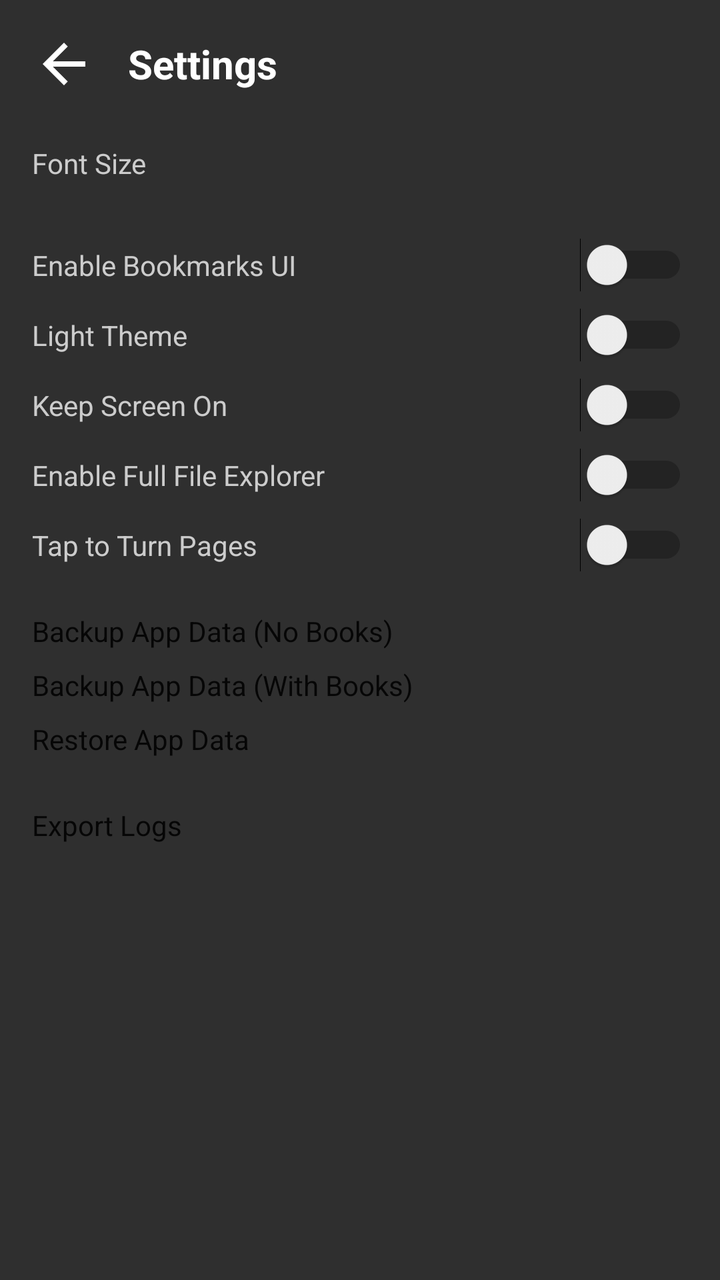
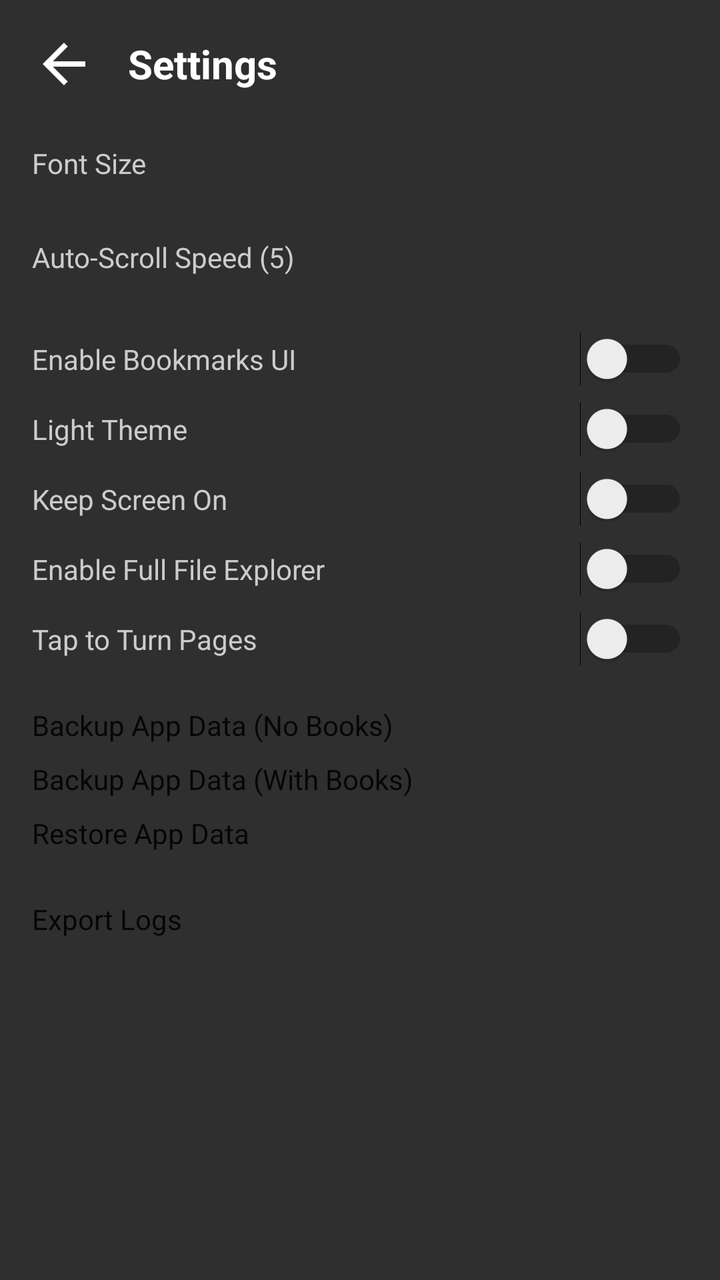

The first picture is an Android layout as it rendered before a commit; the second is the same layout after the commit. The layout source and the unified diff follow.
<!-- AndroidManifest.xml: application theme Theme.LiteReader -->
<!-- res/layout/overlay_settings.xml -->
<?xml version="1.0" encoding="utf-8"?>
<FrameLayout xmlns:android="http://schemas.android.com/apk/res/android"
    android:layout_width="match_parent"
    android:layout_height="match_parent"
    android:background="#DD111111">
    <ScrollView
        android:layout_width="match_parent"
        android:layout_height="match_parent">
        <LinearLayout
            android:layout_width="match_parent"
            android:layout_height="wrap_content"
            android:orientation="vertical"
            android:padding="16dp">
            
            <LinearLayout
                android:id="@+id/settings_header"
                android:layout_width="match_parent"
                android:layout_height="wrap_content"
                android:orientation="horizontal"
                android:gravity="center_vertical"
                android:layout_marginBottom="16dp">
                <ImageButton
                    android:id="@+id/btn_settings_back"
                    android:layout_width="32dp"
                    android:layout_height="32dp"
                    android:background="@android:color/transparent"
                    android:src="@drawable/ic_arrow_back"
                    android:tint="#FFFFFF"
                    android:scaleType="fitCenter" />
                <TextView 
                    android:layout_width="wrap_content" 
                    android:layout_height="wrap_content" 
                    android:text="Settings" 
                    android:textColor="#FFF" 
                    android:textSize="20sp" 
                    android:textStyle="bold"
                    android:layout_marginStart="16dp"/>
            </LinearLayout>
            
            <TextView android:layout_width="wrap_content" android:layout_height="wrap_content" android:text="Font Size" android:textColor="#CCC" android:layout_marginTop="8dp"/>
            <SeekBar android:id="@+id/seek_font_size" android:layout_width="match_parent" android:layout_height="wrap_content" android:max="40" android:progress="18" android:paddingTop="8dp" android:paddingBottom="16dp"/>
            
            <Switch android:id="@+id/switch_bookmarks" android:layout_width="match_parent" android:layout_height="wrap_content" android:text="Enable Bookmarks UI" android:textColor="#CCC" android:paddingVertical="8dp"/>
            <Switch android:id="@+id/switch_theme" android:layout_width="match_parent" android:layout_height="wrap_content" android:text="Light Theme" android:textColor="#CCC" android:paddingVertical="8dp"/>
            
            <Switch android:id="@+id/switch_keep_screen_on" android:layout_width="match_parent" android:layout_height="wrap_content" android:text="Keep Screen On" android:textColor="#CCC" android:paddingVertical="8dp"/>
            
            <Switch android:id="@+id/switch_scoped_dir" android:layout_width="match_parent" android:layout_height="wrap_content" android:text="Enable Full File Explorer" android:textColor="#CCC" android:paddingVertical="8dp"/>
            
            <Switch android:id="@+id/switch_tap_to_turn" android:layout_width="match_parent" android:layout_height="wrap_content" android:text="Tap to Turn Pages" android:textColor="#CCC" android:paddingVertical="8dp"/>
            
            <Button android:id="@+id/btn_backup_data" android:layout_width="match_parent" android:layout_height="wrap_content" android:text="Backup App Data (No Books)" android:layout_marginTop="16dp"/>
            <Button android:id="@+id/btn_backup_data_books" android:layout_width="match_parent" android:layout_height="wrap_content" android:text="Backup App Data (With Books)" android:layout_marginTop="8dp"/>
            <Button android:id="@+id/btn_restore_data" android:layout_width="match_parent" android:layout_height="wrap_content" android:text="Restore App Data" android:layout_marginTop="8dp"/>
            
            <Button android:id="@+id/btn_export_logs" android:layout_width="match_parent" android:layout_height="wrap_content" android:text="Export Logs" android:layout_marginTop="24dp"/>
        </LinearLayout>
    </ScrollView>
</FrameLayout>
<!-- resources referenced by this layout -->
<resources>
  <!-- drawable ic_arrow_back (drawable) -->
  <?xml version="1.0" encoding="utf-8"?>
  <vector xmlns:android="http://schemas.android.com/apk/res/android"
      android:width="24dp"
      android:height="24dp"
      android:viewportWidth="24"
      android:viewportHeight="24">
      <path
          android:fillColor="#FFFFFF"
          android:pathData="M20,11H7.83l5.59,-5.59L12,4l-8,8 8,8 1.41,-1.41L7.83,13H20v-2z"/>
  </vector>
  <style name="Theme.LiteReader" parent="android:Theme.Material.Light.NoActionBar" />
</resources>

<!-- the commit's change to res/layout/overlay_settings.xml (unified diff, before → after) -->
@@ -40,6 +40,9 @@
             <TextView android:layout_width="wrap_content" android:layout_height="wrap_content" android:text="Font Size" android:textColor="#CCC" android:layout_marginTop="8dp"/>
             <SeekBar android:id="@+id/seek_font_size" android:layout_width="match_parent" android:layout_height="wrap_content" android:max="40" android:progress="18" android:paddingTop="8dp" android:paddingBottom="16dp"/>
             
+            <TextView android:id="@+id/tv_auto_scroll_speed_label" android:layout_width="wrap_content" android:layout_height="wrap_content" android:text="Auto-Scroll Speed (5)" android:textColor="#CCC" android:layout_marginTop="4dp"/>
+            <SeekBar android:id="@+id/seek_auto_scroll_speed" android:layout_width="match_parent" android:layout_height="wrap_content" android:max="19" android:progress="4" android:paddingTop="8dp" android:paddingBottom="16dp"/>
+            
             <Switch android:id="@+id/switch_bookmarks" android:layout_width="match_parent" android:layout_height="wrap_content" android:text="Enable Bookmarks UI" android:textColor="#CCC" android:paddingVertical="8dp"/>
             <Switch android:id="@+id/switch_theme" android:layout_width="match_parent" android:layout_height="wrap_content" android:text="Light Theme" android:textColor="#CCC" android:paddingVertical="8dp"/>
             
